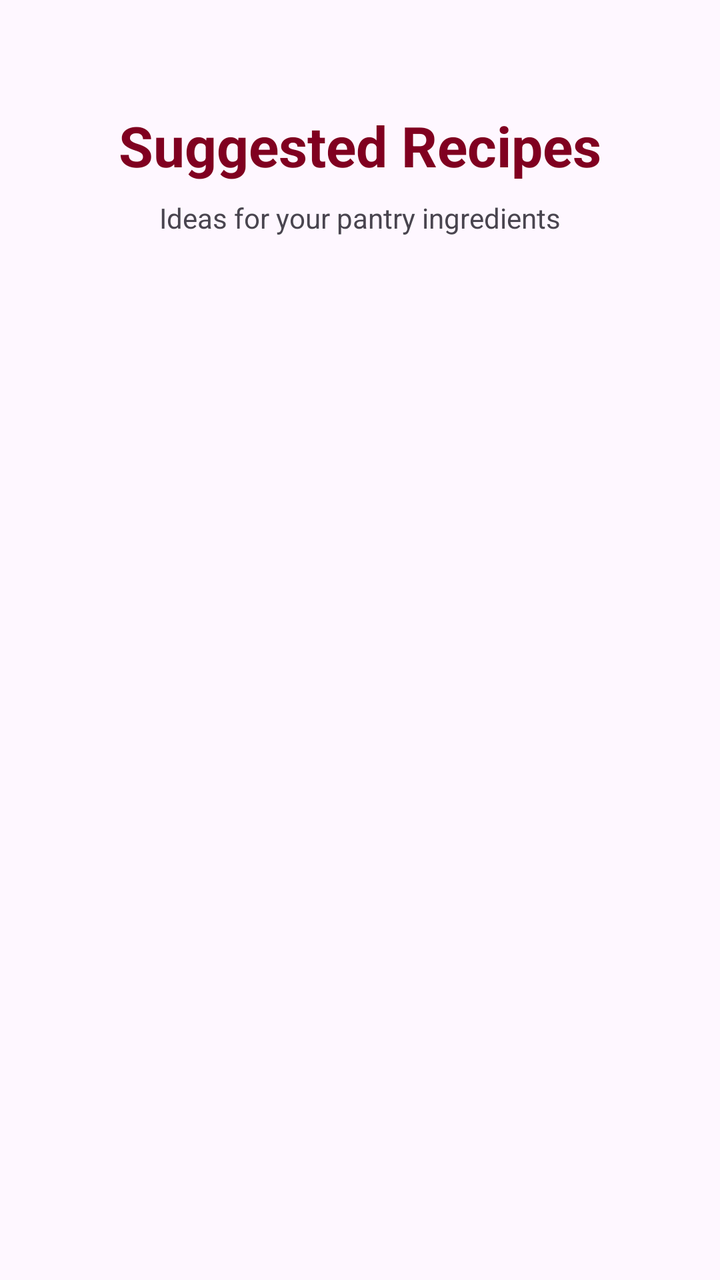
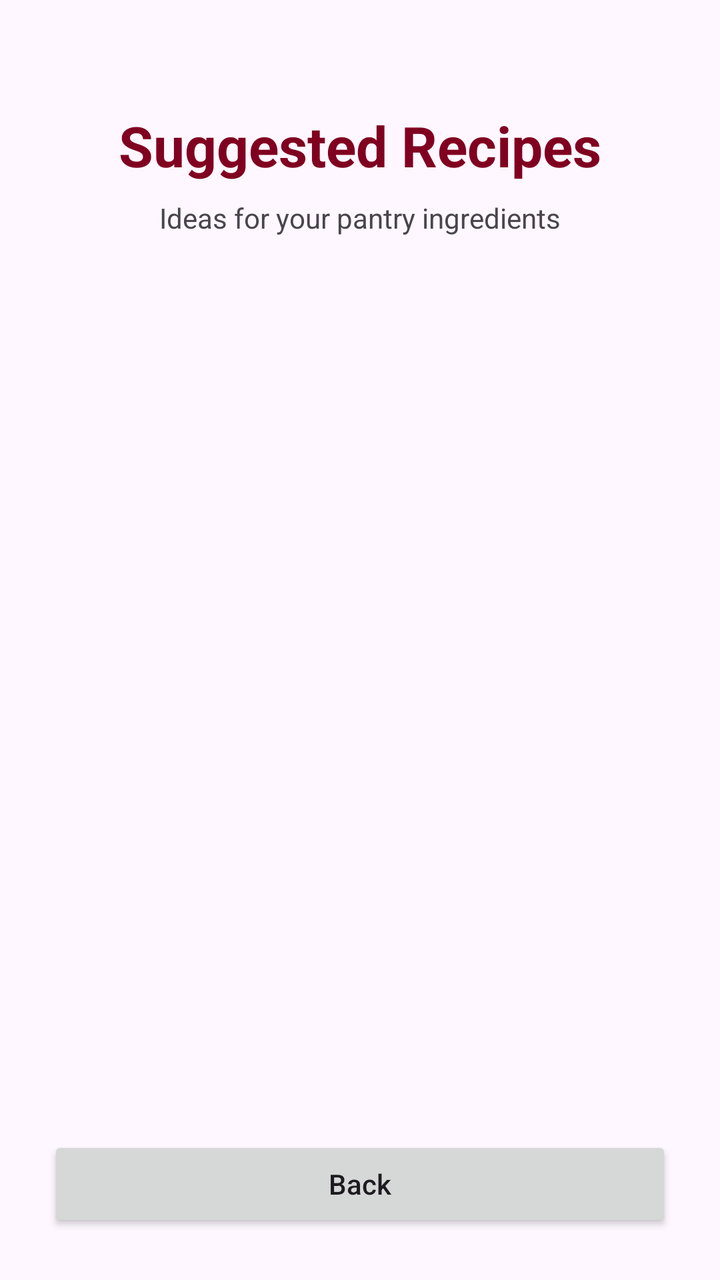

The first picture is an Android layout as it rendered before a commit; the second is the same layout after the commit. The layout source and the unified diff follow.
<!-- AndroidManifest.xml: application theme Theme.SmartPantryManager -->
<!-- res/layout/activity_suggested_recipes.xml -->
<?xml version="1.0" encoding="utf-8"?>
<androidx.constraintlayout.widget.ConstraintLayout
    xmlns:android="http://schemas.android.com/apk/res/android"
    xmlns:app="http://schemas.android.com/apk/res-auto"
    android:id="@+id/main"
    android:layout_width="match_parent"
    android:layout_height="match_parent"
    android:padding="24dp">

    <TextView
        android:id="@+id/recipeTitle"
        android:layout_width="wrap_content"
        android:layout_height="wrap_content"
        android:text="Suggested Recipes"
        android:textSize="28sp"
        android:textStyle="bold"
        android:textColor="#800020"
        android:layout_marginTop="30dp"
        app:layout_constraintTop_toTopOf="parent"
        app:layout_constraintStart_toStartOf="parent"
        app:layout_constraintEnd_toEndOf="parent" />

    <TextView
        android:id="@+id/recipeSubtitle"
        android:layout_width="wrap_content"
        android:layout_height="wrap_content"
        android:text="Ideas for your pantry ingredients"
        android:textSize="14sp"
        android:layout_marginTop="8dp"
        app:layout_constraintTop_toBottomOf="@id/recipeTitle"
        app:layout_constraintStart_toStartOf="parent"
        app:layout_constraintEnd_toEndOf="parent" />

    <ListView
        android:id="@+id/recipeListView"
        android:layout_width="0dp"
        android:layout_height="0dp"
        android:layout_marginTop="24dp"
        android:clipToPadding="false"
        android:paddingBottom="24dp"
        android:scrollbars="vertical"
        app:layout_constraintTop_toBottomOf="@id/recipeSubtitle"
        app:layout_constraintBottom_toBottomOf="parent"
        app:layout_constraintStart_toStartOf="parent"
        app:layout_constraintEnd_toEndOf="parent" />

</androidx.constraintlayout.widget.ConstraintLayout>
<!-- resources referenced by this layout -->
<resources>
  <style name="Theme.SmartPantryManager" parent="Base.Theme.SmartPantryManager" />
  <style name="Base.Theme.SmartPantryManager" parent="Theme.Material3.DayNight.NoActionBar">
          
          
      </style>
</resources>

<!-- the commit's change to res/layout/activity_suggested_recipes.xml (unified diff, before → after) -->
@@ -31,6 +31,19 @@
         app:layout_constraintStart_toStartOf="parent"
         app:layout_constraintEnd_toEndOf="parent" />
 
+    <TextView
+        android:id="@+id/noRecipesText"
+        android:layout_width="0dp"
+        android:layout_height="wrap_content"
+        android:layout_marginTop="32dp"
+        android:gravity="center"
+        android:text="No recipes available yet.\nAdd or update your pantry ingredients to see recipes you can make."
+        android:textSize="16sp"
+        android:visibility="gone"
+        app:layout_constraintTop_toBottomOf="@id/recipeSubtitle"
+        app:layout_constraintStart_toStartOf="parent"
+        app:layout_constraintEnd_toEndOf="parent" />
+
     <ListView
         android:id="@+id/recipeListView"
         android:layout_width="0dp"
@@ -40,6 +53,18 @@
         android:paddingBottom="24dp"
         android:scrollbars="vertical"
         app:layout_constraintTop_toBottomOf="@id/recipeSubtitle"
+        app:layout_constraintBottom_toTopOf="@id/backToHomeButton"
+        app:layout_constraintStart_toStartOf="parent"
+        app:layout_constraintEnd_toEndOf="parent" />
+
+    <Button
+        android:id="@+id/backToHomeButton"
+        android:layout_width="0dp"
+        android:layout_height="wrap_content"
+        android:layout_marginTop="12dp"
+        android:text="Back"
+        android:textAllCaps="false"
+        app:layout_constraintTop_toBottomOf="@id/recipeListView"
         app:layout_constraintBottom_toBottomOf="parent"
         app:layout_constraintStart_toStartOf="parent"
         app:layout_constraintEnd_toEndOf="parent" />
